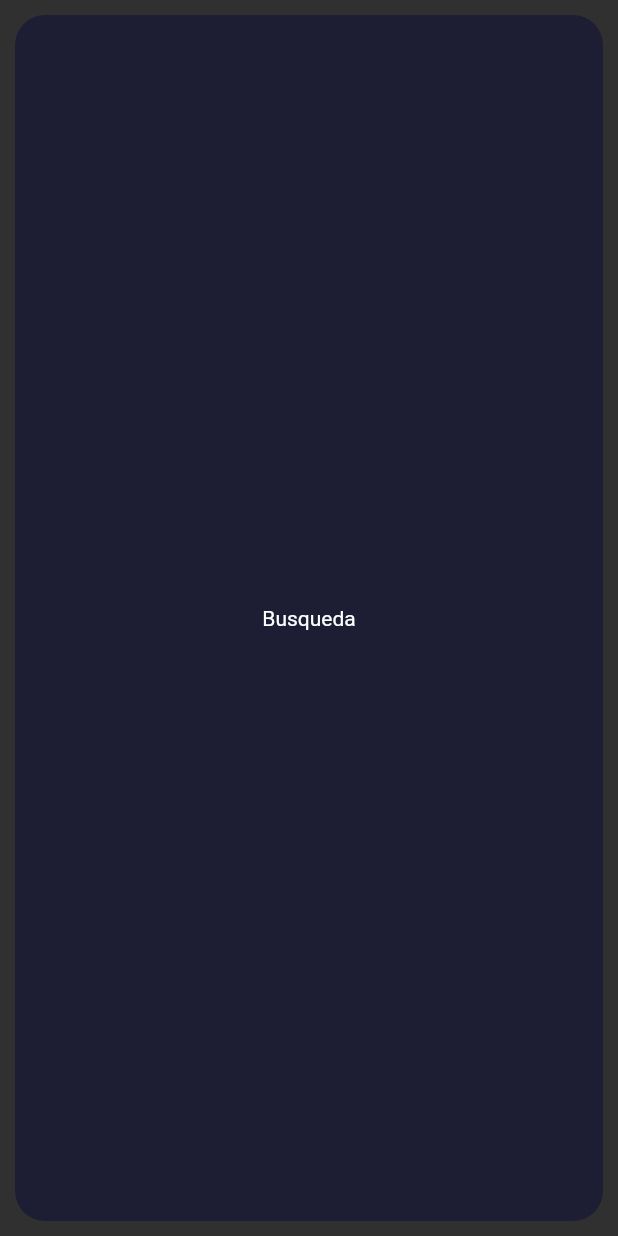
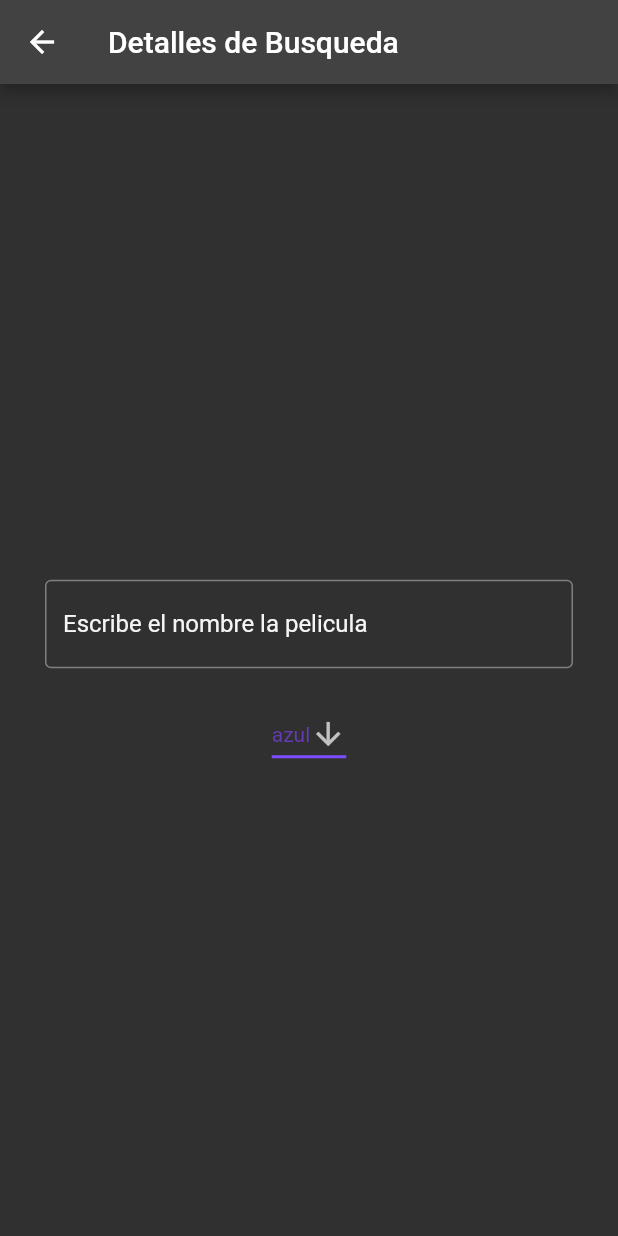
Before and after one commit to jaimeserranosuarez/FilmInspector, a Flutter app: the screen it shows after launch, after a tap on the "search" icon, on a phone screen of 412 x 824 dp. Run offline on Flutter 3.47's test engine with Material 2 defaults, Android fonts, the light colour scheme and no system bars; our stand-ins replace cached_network_image, youtube_player_flutter; network calls fail.

Commit message:
avances search page

```diff
--- a/lib/pages/details.page.dart
+++ b/lib/pages/details.page.dart
@@ -195,14 +195,14 @@ class _DetailsPageState extends State<DetailsPage> {
                               child: Column(
                                 mainAxisAlignment: MainAxisAlignment.center,
                                 children: [
-                                  ClipRRect(
-                                    borderRadius: BorderRadius.circular(5.0),
-                                    child:
-                                  YoutubePlayer(
-                                      controller: _controller,
-                                      showVideoProgressIndicator: true,
-                                  )
-                                  ),
+                                  // ClipRRect(
+                                  //   borderRadius: BorderRadius.circular(5.0),
+                                  //   child:
+                                  // YoutubePlayer(
+                                  //     controller: _controller,
+                                  //     showVideoProgressIndicator: true,
+                                  // )
+                                  // ),
                                 ],
                               ),
                               decoration: BoxDecoration(
--- a/lib/pages/home.page.dart
+++ b/lib/pages/home.page.dart
@@ -47,168 +47,170 @@ class _HomePageState extends State<HomePage> {
           )
         ],
         ),
-        body: ListView(
-          children: <Widget>[
-            Row(
-              mainAxisAlignment: MainAxisAlignment.spaceBetween,
-              children: [
-                Padding(
-                    padding: EdgeInsets.only(
-                        left: responsive.width(4),
-                        top: responsive.height(3),
-                        bottom: responsive.height(2)),
-                    child: textos(context, 'En cines ahora', kTextColorPrinc,
-                        FontWeight.w500, responsive.height(2.3))),
-                Padding(
-                    padding: EdgeInsets.only(
-                        left: responsive.width(4),
-                        right: responsive.width(4),
-                        top: responsive.height(3),
-                        bottom: responsive.height(2)),
-                    child: GestureDetector(
-                      onTap: () {
-                        print("Listado");
-                      },
-                      child: textos(context, 'Ver más', kTextColorPrinc,
-                          FontWeight.w400, responsive.height(1.7)),
-                    )),
-              ],
-            ),
-            Padding(
-              padding: EdgeInsets.only(
-                  bottom: responsive.height(2),
-                  left: responsive.width(2),
-                  right: responsive.width(2)),
-              child: SizedBox(
-                  // width: responsive.width(30),
-                  height: responsive.height(34),
-                  child: FutureBuilder(
-                    future: estrenos,
-                    builder: ((context, snapshot) {
-                      List<Widget> lista = [];
-                      if (snapshot.hasData) {
-                        snapshot.data?.take(5).forEach((element) => lista.add(TitleCard(
-                            title: element,
-                            onTap: () {
-                              print("detalle");
-                            })));
-                        return ListView(
-                          scrollDirection: Axis.horizontal,
-                          children: lista,
-                        );
-                      } else {
-                        return CircularProgressIndicator();
-                      }
-                    }),
-                  )),
-            ),
-            Row(
-              mainAxisAlignment: MainAxisAlignment.spaceBetween,
-              children: [
-                Padding(
-                    padding: EdgeInsets.only(
-                        left: responsive.width(4),
-                        top: responsive.height(3),
-                        bottom: responsive.height(2)),
-                    child: textos(context, 'Top Mejores películas', kTextColorPrinc,
-                        FontWeight.w500, responsive.height(2.3))),
-                Padding(
-                    padding: EdgeInsets.only(
-                        left: responsive.width(4),
-                        right: responsive.width(4),
-                        top: responsive.height(3),
-                        bottom: responsive.height(2)),
-                    child: GestureDetector(
-                      onTap: () {
-                        print("Listado");
-                      },
-                      child: textos(context, 'Ver más', kTextColorPrinc,
-                          FontWeight.w400, responsive.height(1.7)),
-                    )),
-              ],
-            ),
-            Padding(
-              padding: EdgeInsets.only(
-                  bottom: responsive.height(2),
-                  left: responsive.width(2),
-                  right: responsive.width(2)),
-              child: SizedBox(
-                  // width: responsive.width(30),
-                  height: responsive.height(34),
-                  child: FutureBuilder(
-                    future: top250Movies,
-                    builder: ((context, snapshot) {
-                      List<Widget> lista = [];
-                      if (snapshot.hasData) {
-                        snapshot.data?.take(10).forEach((element) => lista.add(TitleCard(
-                            title: element,
-                            onTap: () {
-                              print("detalle");
-                            })));
-                        return ListView(
-                          scrollDirection: Axis.horizontal,
-                          children: lista,
-                        );
-                      } else {
-                        return CircularProgressIndicator();
-                      }
-                    }),
-                  )),
-            ),
-            Row(
-              mainAxisAlignment: MainAxisAlignment.spaceBetween,
-              children: [
-                Padding(
-                    padding: EdgeInsets.only(
-                        left: responsive.width(4),
-                        top: responsive.height(3),
-                        bottom: responsive.height(2)),
-                    child: textos(context, 'Top Mejores series', kTextColorPrinc,
-                        FontWeight.w500, responsive.height(2.3))),
-                Padding(
-                    padding: EdgeInsets.only(
-                        left: responsive.width(4),
-                        right: responsive.width(4),
-                        top: responsive.height(3),
-                        bottom: responsive.height(2)),
-                    child: GestureDetector(
-                      onTap: () {
-                        print("Listado");
-                      },
-                      child: textos(context, 'Ver más', kTextColorPrinc,
-                          FontWeight.w400, responsive.height(1.7)),
-                    )),
-              ],
-            ),
-            Padding(
-              padding: EdgeInsets.only(
-                  bottom: responsive.height(2),
-                  left: responsive.width(2),
-                  right: responsive.width(2)),
-              child: SizedBox(
-                  // width: responsive.width(30),
-                  height: responsive.height(34),
-                  child: FutureBuilder(
-                    future: top250Series,
-                    builder: ((context, snapshot) {
-                      List<Widget> lista = [];
-                      if (snapshot.hasData) {
-                        snapshot.data?.take(10).forEach((element) => lista.add(TitleCard(
-                            title: element,
-                            onTap: () {
-                              print("detalle");
-                            })));
-                        return ListView(
-                          scrollDirection: Axis.horizontal,
-                          children: lista,
-                        );
-                      } else {
-                        return CircularProgressIndicator();
-                      }
-                    }),
-                  )),
-            ),
-          ],
-        ));
+        body: (Text("Comentado")),
+        // body: ListView(
+        //   children: <Widget>[
+        //     Row(
+        //       mainAxisAlignment: MainAxisAlignment.spaceBetween,
+        //       children: [
+        //         Padding(
+        //             padding: EdgeInsets.only(
+        //                 left: responsive.width(4),
+        //                 top: responsive.height(3),
+        //                 bottom: responsive.height(2)),
+        //             child: textos(context, 'En cines ahora', kTextColorPrinc,
+        //                 FontWeight.w500, responsive.height(2.3))),
+        //         Padding(
+        //             padding: EdgeInsets.only(
+        //                 left: responsive.width(4),
+        //                 right: responsive.width(4),
+        //                 top: responsive.height(3),
+        //                 bottom: responsive.height(2)),
+        //             child: GestureDetector(
+        //               onTap: () {
+        //                 print("Listado");
+        //               },
+        //               child: textos(context, 'Ver más', kTextColorPrinc,
+        //                   FontWeight.w400, responsive.height(1.7)),
+        //             )),
+        //       ],
+        //     ),
+        //     Padding(
+        //       padding: EdgeInsets.only(
+        //           bottom: responsive.height(2),
+        //           left: responsive.width(2),
+        //           right: responsive.width(2)),
+        //       child: SizedBox(
+        //           // width: responsive.width(30),
+        //           height: responsive.height(34),
+        //           child: FutureBuilder(
+        //             future: estrenos,
+        //             builder: ((context, snapshot) {
+        //               List<Widget> lista = [];
+        //               if (snapshot.hasData) {
+        //                 snapshot.data?.take(5).forEach((element) => lista.add(TitleCard(
+        //                     title: element,
+        //                     onTap: () {
+        //                       print("detalle");
+        //                     })));
+        //                 return ListView(
+        //                   scrollDirection: Axis.horizontal,
+        //                   children: lista,
+        //                 );
+        //               } else {
+        //                 return CircularProgressIndicator();
+        //               }
+        //             }),
+        //           )),
+        //     ),
+        //     Row(
+        //       mainAxisAlignment: MainAxisAlignment.spaceBetween,
+        //       children: [
+        //         Padding(
+        //             padding: EdgeInsets.only(
+        //                 left: responsive.width(4),
+        //                 top: responsive.height(3),
+        //                 bottom: responsive.height(2)),
+        //             child: textos(context, 'Top Mejores películas', kTextColorPrinc,
+        //                 FontWeight.w500, responsive.height(2.3))),
+        //         Padding(
+        //             padding: EdgeInsets.only(
+        //                 left: responsive.width(4),
+        //                 right: responsive.width(4),
+        //                 top: responsive.height(3),
+        //                 bottom: responsive.height(2)),
+        //             child: GestureDetector(
+        //               onTap: () {
+        //                 print("Listado");
+        //               },
+        //               child: textos(context, 'Ver más', kTextColorPrinc,
+        //                   FontWeight.w400, responsive.height(1.7)),
+        //             )),
+        //       ],
+        //     ),
+        //     Padding(
+        //       padding: EdgeInsets.only(
+        //           bottom: responsive.height(2),
+        //           left: responsive.width(2),
+        //           right: responsive.width(2)),
+        //       child: SizedBox(
+        //           // width: responsive.width(30),
+        //           height: responsive.height(34),
+        //           child: FutureBuilder(
+        //             future: top250Movies,
+        //             builder: ((context, snapshot) {
+        //               List<Widget> lista = [];
+        //               if (snapshot.hasData) {
+        //                 snapshot.data?.take(10).forEach((element) => lista.add(TitleCard(
+        //                     title: element,
+        //                     onTap: () {
+        //                       print("detalle");
+        //                     })));
+        //                 return ListView(
+        //                   scrollDirection: Axis.horizontal,
+        //                   children: lista,
+        //                 );
+        //               } else {
+        //                 return CircularProgressIndicator();
+        //               }
+        //             }),
+        //           )),
+        //     ),
+        //     Row(
+        //       mainAxisAlignment: MainAxisAlignment.spaceBetween,
+        //       children: [
+        //         Padding(
+        //             padding: EdgeInsets.only(
+        //                 left: responsive.width(4),
+        //                 top: responsive.height(3),
+        //                 bottom: responsive.height(2)),
+        //             child: textos(context, 'Top Mejores series', kTextColorPrinc,
+        //                 FontWeight.w500, responsive.height(2.3))),
+        //         Padding(
+        //             padding: EdgeInsets.only(
+        //                 left: responsive.width(4),
+        //                 right: responsive.width(4),
+        //                 top: responsive.height(3),
+        //                 bottom: responsive.height(2)),
+        //             child: GestureDetector(
+        //               onTap: () {
+        //                 print("Listado");
+        //               },
+        //               child: textos(context, 'Ver más', kTextColorPrinc,
+        //                   FontWeight.w400, responsive.height(1.7)),
+        //             )),
+        //       ],
+        //     ),
+        //     Padding(
+        //       padding: EdgeInsets.only(
+        //           bottom: responsive.height(2),
+        //           left: responsive.width(2),
+        //           right: responsive.width(2)),
+        //       child: SizedBox(
+        //           // width: responsive.width(30),
+        //           height: responsive.height(34),
+        //           child: FutureBuilder(
+        //             future: top250Series,
+        //             builder: ((context, snapshot) {
+        //               List<Widget> lista = [];
+        //               if (snapshot.hasData) {
+        //                 snapshot.data?.take(10).forEach((element) => lista.add(TitleCard(
+        //                     title: element,
+        //                     onTap: () {
+        //                       print("detalle");
+        //                     })));
+        //                 return ListView(
+        //                   scrollDirection: Axis.horizontal,
+        //                   children: lista,
+        //                 );
+        //               } else {
+        //                 return CircularProgressIndicator();
+        //               }
+        //             }),
+        //           )),
+        //     ),
+        //   ],
+        // )
+        );
   }
 }
--- a/lib/pages/search.page.dart
+++ b/lib/pages/search.page.dart
@@ -1,4 +1,6 @@
 import 'package:flutter/material.dart';
+
+import '../widgets/select.widget.dart';
 
 class SearchPage extends StatefulWidget {
   const SearchPage({super.key});
@@ -9,6 +11,7 @@ class SearchPage extends StatefulWidget {
 
 class _SearchPageState extends State<SearchPage> {
 late TextEditingController _controller;
+List<String> opciones = ["azul","rojo"];
 
  @override
   void initState() {
@@ -25,6 +28,7 @@ late TextEditingController _controller;
   @override
   Widget build(BuildContext context) {
     return Scaffold(
+      appBar: AppBar( title: const Text("Detalles de Busqueda"),),
       body: Column(
         mainAxisAlignment: MainAxisAlignment.center,
         children:[
@@ -41,24 +45,28 @@ late TextEditingController _controller;
                       child: Column(
                       mainAxisAlignment: MainAxisAlignment.center,
                       children: [
-                       Text("Busqueda"),
-                       Center(
-                        //   child: TextField(
-                        //   controller: _controller,
-                        //   obscureText: true,
-                        //   textAlign: TextAlign.left,
-                        //   decoration: InputDecoration(
-                        //     border: InputBorder.none,
-                        //     hintText: 'PLEASE ENTER YOUR EMAIL',
-                        //     hintStyle: TextStyle(color: Colors.grey),
-                        //   ),
-                        // )
-                       )
+
+
+                       Padding(
+                         padding: const EdgeInsets.all(20),
+                         child: Center(
+                            child: TextField(
+                            controller: _controller,
+                            textAlign: TextAlign.left,
+                            decoration: InputDecoration(
+                              border: OutlineInputBorder(),
+                              hintText: 'Escribe el nombre la pelicula',
+                              hintStyle: TextStyle(color: Color.fromARGB(255, 245, 245, 245)),
+                            ),
+                          )
+                         ),
+                       ),
+                       SelectDown(listaOpciones: opciones),
                       ],
                     ),
                     decoration: BoxDecoration(
 
-                                    color: Color.fromRGBO(29, 30,51, 1),
+                                    //color: Color.fromARGB(255, 233, 233, 243),
                                     borderRadius: BorderRadius.circular(20)
                                 ),
                   )
--- /dev/null
+++ b/lib/widgets/select.widget.dart
@@ -0,0 +1,48 @@
+import 'package:flutter/material.dart';
+
+class SelectDown extends StatefulWidget {
+  SelectDown({super.key, required this.listaOpciones});
+  List<String> listaOpciones;
+
+
+  @override
+  State<SelectDown> createState() => _SelectDownState();
+}
+
+class _SelectDownState extends State<SelectDown> {
+
+ String dropdownValue='';
+
+@override
+  void initState() {
+
+    dropdownValue = widget.listaOpciones.first;
+    super.initState();
+  }
+
+   @override
+   Widget build(BuildContext context) {
+    return DropdownButton<String>(
+      value: dropdownValue,
+      icon: const Icon(Icons.arrow_downward),
+      elevation: 16,
+      style: const TextStyle(color: Colors.deepPurple),
+      underline: Container(
+        height: 2,
+        color: Colors.deepPurpleAccent,
+      ),
+      onChanged: (String? value) {
+        // This is called when the user selects an item.
+        setState(() {
+          dropdownValue = value!;
+        });
+      },
+      items: widget.listaOpciones.map<DropdownMenuItem<String>>((String value) {
+        return DropdownMenuItem<String>(
+          value: value,
+          child: Text(value),
+        );
+      }).toList(),
+    );
+  }
+}
```
